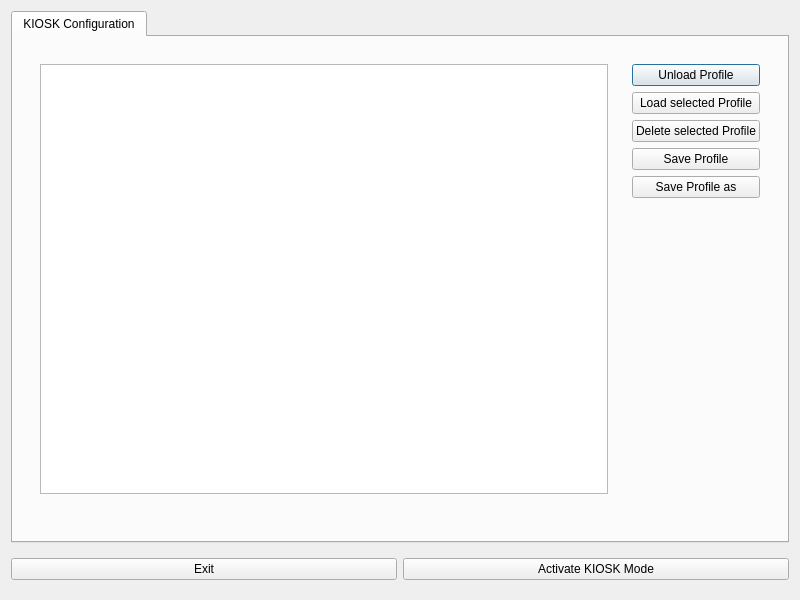
Before: the Qt Designer form kiosk.ui in valueerrorx/life-kiosk, drawn with Qt 5.
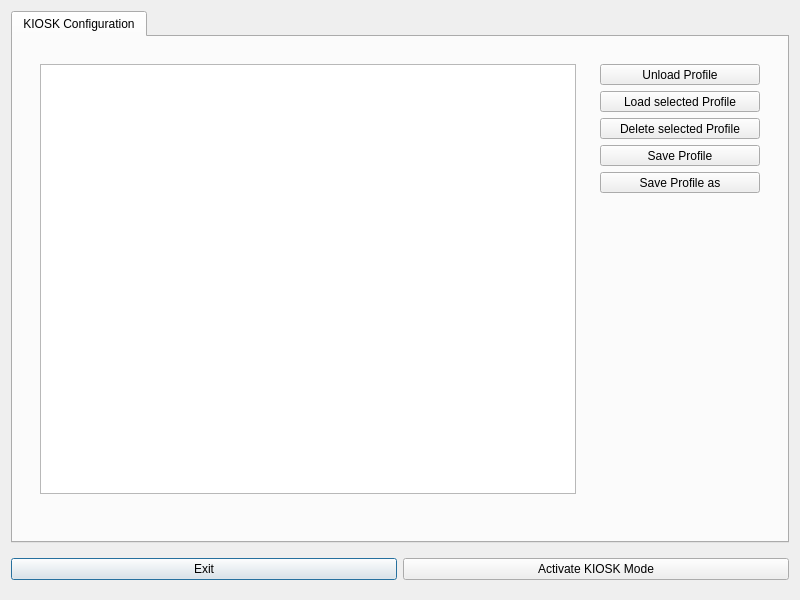
After: the same form once the commit is applied. Icons and pictures are not drawn.

Patch:
```diff
--- a/kiosk.ui
+++ b/kiosk.ui
@@ -98,38 +98,134 @@
            <widget class="QWidget" name="widget_3" native="true">
             <layout class="QVBoxLayout" name="verticalLayout_2">
              <item>
-              <widget class="QPushButton" name="unload">
+              <widget class="QToolButton" name="unload">
+               <property name="minimumSize">
+                <size>
+                 <width>160</width>
+                 <height>0</height>
+                </size>
+               </property>
                <property name="text">
                 <string>Unload Profile</string>
                </property>
+               <property name="icon">
+                <iconset theme="archive-remove"/>
+               </property>
+               <property name="iconSize">
+                <size>
+                 <width>24</width>
+                 <height>24</height>
+                </size>
+               </property>
+               <property name="toolButtonStyle">
+                <enum>Qt::ToolButtonTextUnderIcon</enum>
+               </property>
               </widget>
              </item>
              <item>
-              <widget class="QPushButton" name="load">
+              <widget class="QToolButton" name="load">
+               <property name="minimumSize">
+                <size>
+                 <width>160</width>
+                 <height>0</height>
+                </size>
+               </property>
                <property name="text">
                 <string>Load selected Profile</string>
                </property>
+               <property name="icon">
+                <iconset theme="quickopen-file"/>
+               </property>
+               <property name="iconSize">
+                <size>
+                 <width>24</width>
+                 <height>24</height>
+                </size>
+               </property>
+               <property name="toolButtonStyle">
+                <enum>Qt::ToolButtonTextUnderIcon</enum>
+               </property>
               </widget>
              </item>
              <item>
-              <widget class="QPushButton" name="remove">
+              <widget class="QToolButton" name="remove">
+               <property name="minimumSize">
+                <size>
+                 <width>160</width>
+                 <height>0</height>
+                </size>
+               </property>
                <property name="text">
                 <string>Delete selected Profile</string>
                </property>
+               <property name="icon">
+                <iconset theme="trash-empty"/>
+               </property>
+               <property name="iconSize">
+                <size>
+                 <width>24</width>
+                 <height>24</height>
+                </size>
+               </property>
+               <property name="toolButtonStyle">
+                <enum>Qt::ToolButtonTextUnderIcon</enum>
+               </property>
               </widget>
              </item>
              <item>
-              <widget class="QPushButton" name="save">
+              <widget class="QToolButton" name="save">
+               <property name="minimumSize">
+                <size>
+                 <width>160</width>
+                 <height>0</height>
+                </size>
+               </property>
+               <property name="styleSheet">
+                <string notr="true"/>
+               </property>
                <property name="text">
                 <string>Save Profile</string>
                </property>
+               <property name="icon">
+                <iconset theme="document-save"/>
+               </property>
+               <property name="iconSize">
+                <size>
+                 <width>24</width>
+                 <height>24</height>
+                </size>
+               </property>
+               <property name="toolButtonStyle">
+                <enum>Qt::ToolButtonTextUnderIcon</enum>
+               </property>
               </widget>
              </item>
              <item>
-              <widget class="QPushButton" name="saveas">
+              <widget class="QToolButton" name="saveas">
+               <property name="minimumSize">
+                <size>
+                 <width>160</width>
+                 <height>0</height>
+                </size>
+               </property>
+               <property name="styleSheet">
+                <string notr="true"/>
+               </property>
                <property name="text">
                 <string>Save Profile as</string>
                </property>
+               <property name="icon">
+                <iconset theme="document-save-as"/>
+               </property>
+               <property name="iconSize">
+                <size>
+                 <width>24</width>
+                 <height>24</height>
+                </size>
+               </property>
+               <property name="toolButtonStyle">
+                <enum>Qt::ToolButtonTextUnderIcon</enum>
+               </property>
               </widget>
              </item>
              <item>
```
Left out of the diff: 9 changed lines with no effect on the pictures.
